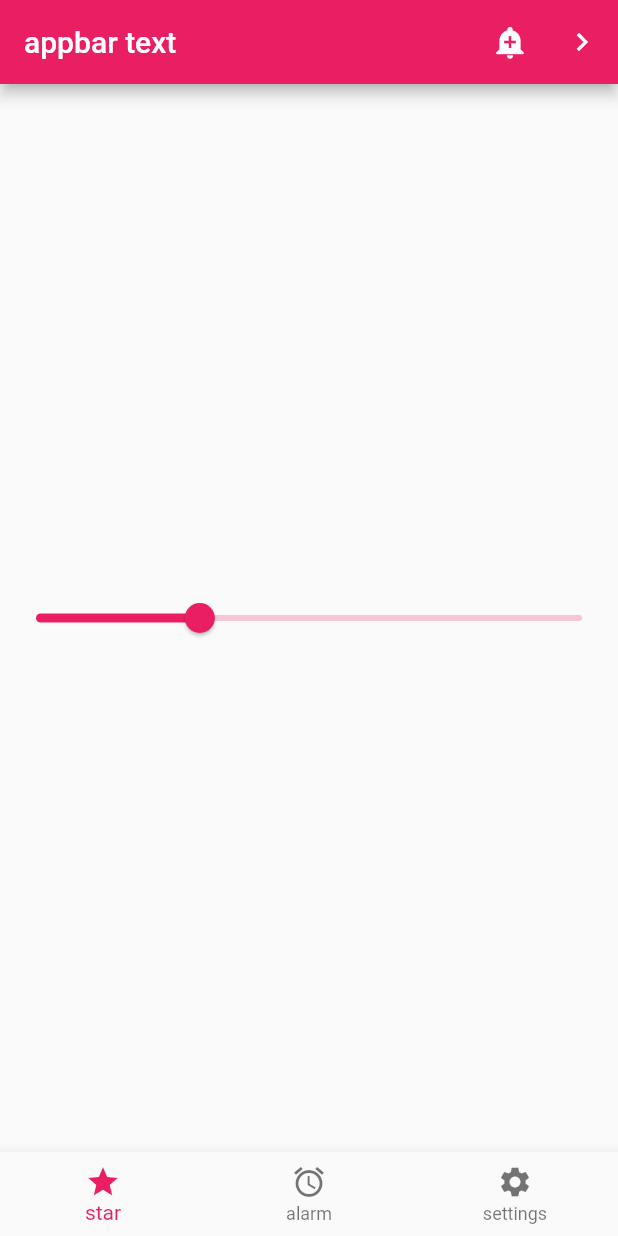
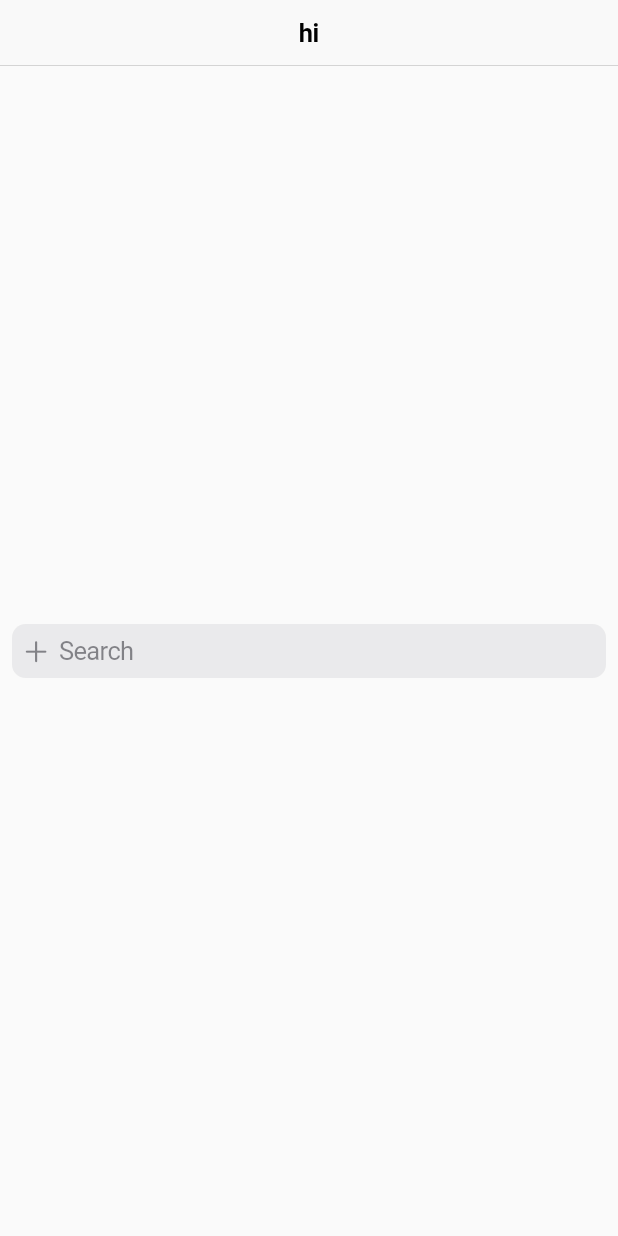
Before and after one commit to RektPunk/letsflutter, a Flutter app: the screen it shows after launch, on a phone screen of 412 x 824 dp. Run offline on Flutter 3.47's test engine with Material 2 defaults, Android fonts, the phone set to English and light mode, and no system bars.

Commit message:
feat - add cupertino

```diff
--- a/lib/main.dart
+++ b/lib/main.dart
@@ -16,7 +16,7 @@ class MyApp extends StatelessWidget {
       theme: ThemeData(
         primarySwatch: Colors.pink,
       ),
-      home: const BasicWidget(),
+      home: const CupertinoWidget(),
     );
   }
 }
--- a/lib/pages/homepage.dart
+++ b/lib/pages/homepage.dart
@@ -1,3 +1,4 @@
+import 'package:flutter/cupertino.dart';
 import 'package:flutter/material.dart';
 
 class MyHompage extends StatelessWidget {
@@ -406,3 +407,27 @@ class _BasicWidgetState extends State<BasicWidget> {
     );
   }
 }
+
+class CupertinoWidget extends StatefulWidget {
+  const CupertinoWidget({Key? key}) : super(key: key);
+
+  @override
+  State<CupertinoWidget> createState() => _CuptertinoState();
+}
+
+class _CuptertinoState extends State<CupertinoWidget> {
+  @override
+  Widget build(BuildContext context) {
+    return const Scaffold(
+      appBar: CupertinoNavigationBar(middle: Text('hi')),
+      body: Center(
+        child: Padding(
+          padding: EdgeInsets.all(8.0),
+          child: CupertinoSearchTextField(
+            prefixIcon: Icon(CupertinoIcons.add),
+          )
+        ),
+      )
+    );
+  }
+}
```
